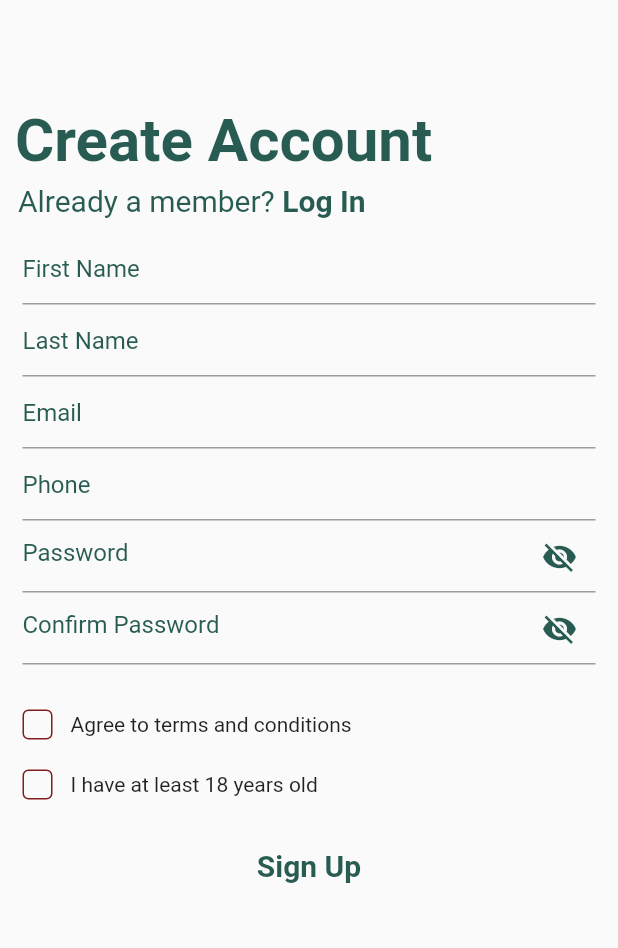
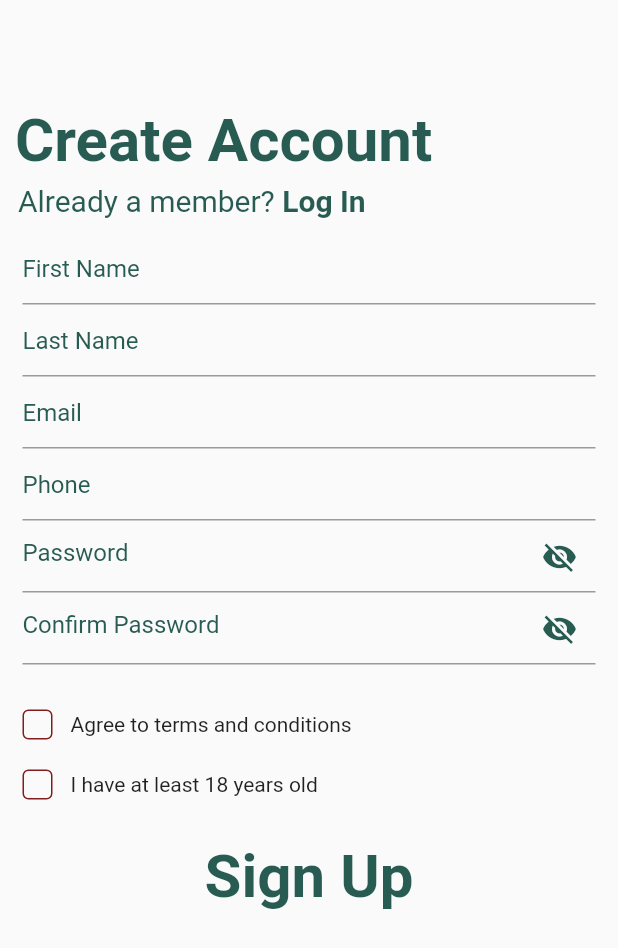
Before and after one commit to dawirashid/sign_up_page, a Flutter app: the screen it shows after launch, on a phone screen of 412 x 824 dp. Shown: the top 948 px of the screen. Run offline on Flutter 3.47's test engine with Material 2 defaults, Android fonts, the phone set to English and light mode, and no system bars.

```diff
--- a/lib/sign_up_page.dart
+++ b/lib/sign_up_page.dart
@@ -94,8 +94,10 @@ class _SignUpPageState extends State<SignUpPage> {
                 child: TextButton(
                   onPressed: () {},
                   child: const Text('Sign Up'),
-                  style: TextButton.styleFrom(primary: const Color(0xeb164e44),
-                    textStyle: const TextStyle(fontWeight: FontWeight.bold,fontSize: 20)
+                  style: TextButton.styleFrom(
+                    primary: const Color(0xeb164e44),
+                    textStyle: const TextStyle(
+                        fontWeight: FontWeight.bold, fontSize: 40),
                   ),
                 ),
               ),
```
